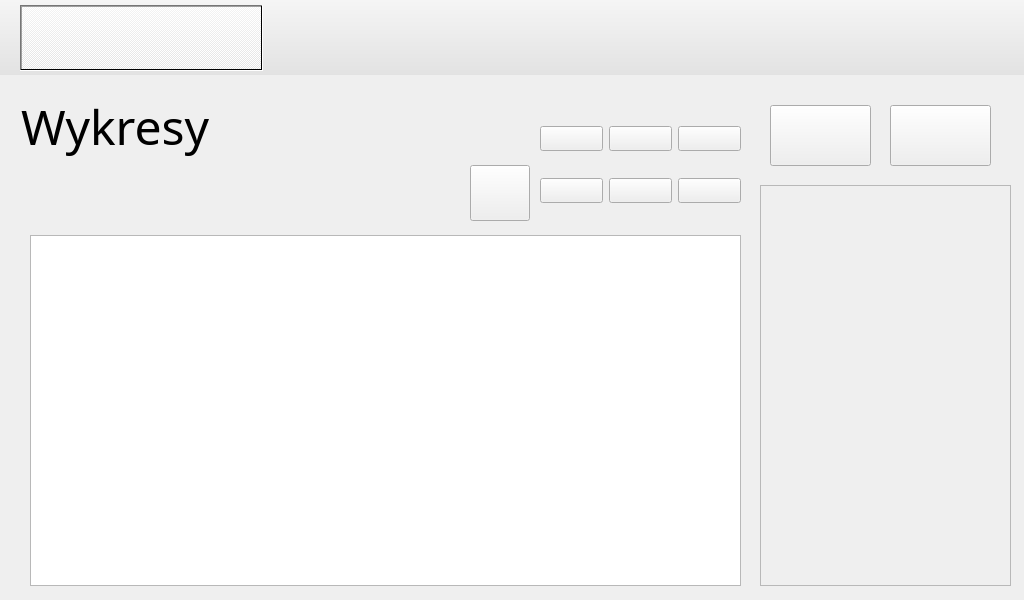
This is gui.ui in ks309627/PBL-MW as Qt 5 draws it before an edit. The edited form follows.
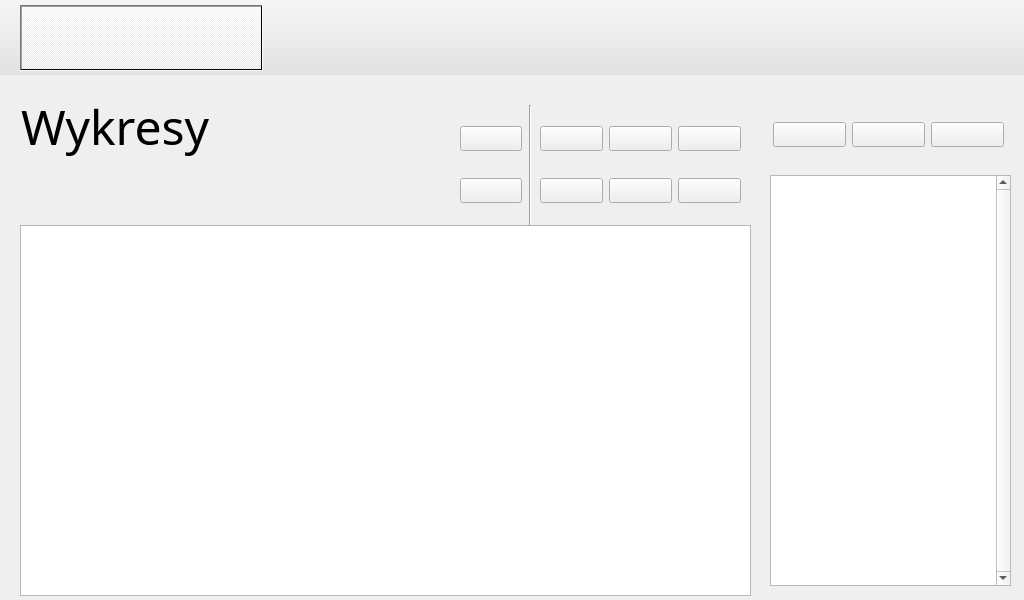
This is the edited form. The open tabs and pages were chosen to show the change. Icons and pictures are not drawn. Custom widgets are drawn as their Qt base class.

```diff
--- a/gui.ui
+++ b/gui.ui
@@ -1861,10 +1861,10 @@
        <widget class="QChartView" name="dsp_graph">
         <property name="geometry">
          <rect>
-          <x>30</x>
-          <y>160</y>
-          <width>711</width>
-          <height>351</height>
+          <x>20</x>
+          <y>150</y>
+          <width>731</width>
+          <height>371</height>
          </rect>
         </property>
        </widget>
@@ -1982,103 +1982,198 @@
          </item>
         </layout>
        </widget>
-       <widget class="QPushButton" name="btn_SaveGraph">
+       <widget class="QWidget" name="verticalLayoutWidget_5">
+        <property name="geometry">
+         <rect>
+          <x>460</x>
+          <y>30</y>
+          <width>62</width>
+          <height>121</height>
+         </rect>
+        </property>
+        <layout class="QVBoxLayout" name="verticalLayout_4">
+         <item>
+          <widget class="QPushButton" name="btn_Graph_refresh">
+           <property name="text">
+            <string/>
+           </property>
+           <property name="icon">
+            <iconset>
+             <normaloff>icons/graph/refresh_graph.png</normaloff>icons/graph/refresh_graph.png</iconset>
+           </property>
+           <property name="iconSize">
+            <size>
+             <width>48</width>
+             <height>48</height>
+            </size>
+           </property>
+          </widget>
+         </item>
+         <item>
+          <widget class="QPushButton" name="btn_Graph_resetview">
+           <property name="text">
+            <string/>
+           </property>
+           <property name="icon">
+            <iconset resource="icons/Icons.qrc">
+             <normaloff>:/Graph/graph/reset_graph.png</normaloff>:/Graph/graph/reset_graph.png</iconset>
+           </property>
+           <property name="iconSize">
+            <size>
+             <width>48</width>
+             <height>48</height>
+            </size>
+           </property>
+          </widget>
+         </item>
+        </layout>
+       </widget>
+       <widget class="QListView" name="list_graph">
         <property name="geometry">
          <rect>
           <x>770</x>
-          <y>30</y>
-          <width>101</width>
-          <height>61</height>
+          <y>100</y>
+          <width>241</width>
+          <height>411</height>
          </rect>
         </property>
-        <property name="cursor">
-         <cursorShape>PointingHandCursor</cursorShape>
+        <property name="font">
+         <font>
+          <family>Futura Std Book</family>
+         </font>
         </property>
-        <property name="text">
-         <string/>
+        <property name="verticalScrollBarPolicy">
+         <enum>Qt::ScrollBarAlwaysOn</enum>
         </property>
-        <property name="icon">
-         <iconset>
-          <normaloff>PBL_MW/icons/graph/Save.png</normaloff>PBL_MW/icons/graph/Save.png</iconset>
+        <property name="horizontalScrollBarPolicy">
+         <enum>Qt::ScrollBarAlwaysOff</enum>
         </property>
-        <property name="iconSize">
-         <size>
-          <width>48</width>
-          <height>48</height>
-         </size>
+        <property name="sizeAdjustPolicy">
+         <enum>QAbstractScrollArea::AdjustIgnored</enum>
         </property>
-       </widget>
-       <widget class="QPushButton" name="btn_LoadGraph">
-        <property name="geometry">
-         <rect>
-          <x>890</x>
-          <y>30</y>
-          <width>101</width>
-          <height>61</height>
-         </rect>
+        <property name="editTriggers">
+         <set>QAbstractItemView::NoEditTriggers</set>
         </property>
         <property name="cursor">
          <cursorShape>PointingHandCursor</cursorShape>
         </property>
-        <property name="text">
-         <string/>
+        <property name="defaultDropAction">
+         <enum>Qt::IgnoreAction</enum>
         </property>
-        <property name="icon">
-         <iconset>
-          <normaloff>PBL_MW/icons/graph/Load.png</normaloff>PBL_MW/icons/graph/Load.png</iconset>
+        <property name="alternatingRowColors">
+         <bool>false</bool>
         </property>
         <property name="iconSize">
          <size>
-          <width>48</width>
-          <height>48</height>
+          <width>32</width>
+          <height>32</height>
          </size>
         </property>
+        <property name="verticalScrollMode">
+         <enum>QAbstractItemView::ScrollPerPixel</enum>
+        </property>
+        <property name="horizontalScrollMode">
+         <enum>QAbstractItemView::ScrollPerPixel</enum>
+        </property>
+        <property name="spacing">
+         <number>2</number>
+        </property>
+        <property name="wordWrap">
+         <bool>true</bool>
+        </property>
+        <property name="selectionRectVisible">
+         <bool>true</bool>
+        </property>
        </widget>
-       <widget class="QPushButton" name="btn_Graph_resetview">
+       <widget class="Line" name="line">
         <property name="geometry">
          <rect>
-          <x>470</x>
-          <y>90</y>
-          <width>60</width>
-          <height>56</height>
+          <x>520</x>
+          <y>30</y>
+          <width>20</width>
+          <height>121</height>
          </rect>
         </property>
-        <property name="text">
-         <string/>
+        <property name="orientation">
+         <enum>Qt::Vertical</enum>
         </property>
-        <property name="icon">
-         <iconset>
-          <normaloff>PBL_MW/icons/graph/refresh_graph.png</normaloff>PBL_MW/icons/graph/refresh_graph.png</iconset>
-        </property>
-        <property name="iconSize">
-         <size>
-          <width>48</width>
-          <height>48</height>
-         </size>
-        </property>
        </widget>
-       <widget class="QScrollArea" name="graph_graphs_list">
+       <widget class="QWidget" name="horizontalLayoutWidget_3">
         <property name="geometry">
          <rect>
-          <x>760</x>
-          <y>110</y>
-          <width>251</width>
-          <height>401</height>
+          <x>773</x>
+          <y>29</y>
+          <width>231</width>
+          <height>61</height>
          </rect>
         </property>
-        <property name="widgetResizable">
-         <bool>true</bool>
-        </property>
-        <widget class="QWidget" name="scrollAreaWidgetContents">
-         <property name="geometry">
-          <rect>
-           <x>0</x>
-           <y>0</y>
-           <width>249</width>
-           <height>399</height>
-          </rect>
-         </property>
-        </widget>
+        <layout class="QHBoxLayout" name="horizontalLayout_5">
+         <item>
+          <widget class="QPushButton" name="btn_SaveGraph">
+           <property name="cursor">
+            <cursorShape>PointingHandCursor</cursorShape>
+           </property>
+           <property name="text">
+            <string/>
+           </property>
+           <property name="icon">
+            <iconset>
+             <normaloff>icons/graph/Save.png</normaloff>icons/graph/Save.png</iconset>
+           </property>
+           <property name="iconSize">
+            <size>
+             <width>48</width>
+             <height>48</height>
+            </size>
+           </property>
+          </widget>
+         </item>
+         <item>
+          <widget class="QPushButton" name="btn_LoadGraph">
+           <property name="cursor">
+            <cursorShape>PointingHandCursor</cursorShape>
+           </property>
+           <property name="text">
+            <string/>
+           </property>
+           <property name="icon">
+            <iconset>
+             <normaloff>icons/graph/Load.png</normaloff>icons/graph/Load.png</iconset>
+           </property>
+           <property name="iconSize">
+            <size>
+             <width>48</width>
+             <height>48</height>
+            </size>
+           </property>
+          </widget>
+         </item>
+         <item>
+          <widget class="QPushButton" name="btn_DeleteGraph">
+           <property name="cursor">
+            <cursorShape>PointingHandCursor</cursorShape>
+           </property>
+           <property name="text">
+            <string/>
+           </property>
+           <property name="icon">
+            <iconset>
+             <normaloff>icons/graph/delete.png</normaloff>
+             <normalon>:/Graph/graph/delete_active.png</normalon>
+             <disabledon>:/Graph/graph/delete_active.png</disabledon>icons/graph/delete.png</iconset>
+           </property>
+           <property name="iconSize">
+            <size>
+             <width>48</width>
+             <height>48</height>
+            </size>
+           </property>
+           <property name="checkable">
+            <bool>true</bool>
+           </property>
+          </widget>
+         </item>
+        </layout>
        </widget>
       </widget>
       <widget class="QWidget" name="Screen_Settings">
```
Left out of the diff: 83 changed lines with no effect on the pictures.
